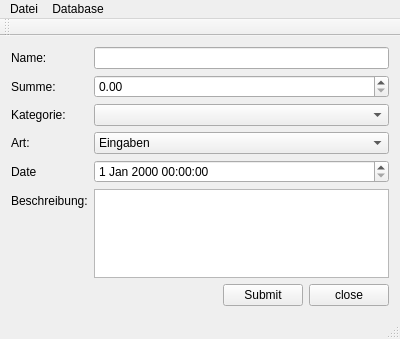
Before: the Qt Designer form Haushaltsbuch/mainwindow.ui in fschmidt/C--4J, drawn with Qt 5.
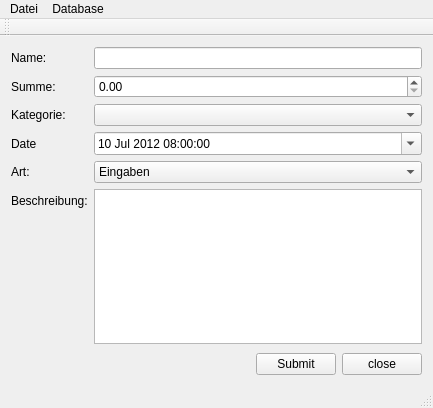
After: the same form once the commit is applied.

```diff
--- a/Haushaltsbuch/mainwindow.ui
+++ b/Haushaltsbuch/mainwindow.ui
@@ -6,57 +6,97 @@
    <rect>
     <x>0</x>
     <y>0</y>
-    <width>400</width>
-    <height>339</height>
+    <width>433</width>
+    <height>408</height>
    </rect>
   </property>
   <property name="windowTitle">
    <string>MainWindow</string>
   </property>
   <widget class="QWidget" name="centralWidget">
+   <layout class="QVBoxLayout" name="verticalLayout">
+    <item>
+     <widget class="QWidget" name="widget_2" native="true">
    <layout class="QFormLayout" name="formLayout">
-    <property name="fieldGrowthPolicy">
-     <enum>QFormLayout::AllNonFixedFieldsGrow</enum>
-    </property>
-    <item row="0" column="0">
-     <widget class="QLabel" name="label_name">
-      <property name="text">
-       <string>Name:</string>
-      </property>
-     </widget>
-    </item>
-    <item row="0" column="1">
+       <property name="margin">
+        <number>0</number>
+       </property>
+       <item row="1" column="1">
      <widget class="QLineEdit" name="lineEdit_name">
       <property name="alignment">
        <set>Qt::AlignLeading|Qt::AlignLeft|Qt::AlignVCenter</set>
       </property>
      </widget>
     </item>
-    <item row="2" column="0">
+       <item row="9" column="0">
+        <widget class="QLabel" name="label_art">
+         <property name="text">
+          <string>Art:</string>
+         </property>
+        </widget>
+       </item>
+       <item row="11" column="1">
+        <widget class="QTextEdit" name="textEdit_discription"/>
+       </item>
+       <item row="1" column="0">
+        <widget class="QLabel" name="label_name">
+         <property name="text">
+          <string>Name:</string>
+         </property>
+        </widget>
+       </item>
+       <item row="4" column="0">
      <widget class="QLabel" name="label_summe">
       <property name="text">
        <string>Summe:</string>
       </property>
      </widget>
     </item>
-    <item row="4" column="0">
+       <item row="4" column="1">
+        <widget class="QDoubleSpinBox" name="doubleSpinBox_summe"/>
+       </item>
+       <item row="6" column="0">
      <widget class="QLabel" name="label_kategorie">
       <property name="text">
        <string>Kategorie:</string>
       </property>
      </widget>
     </item>
-    <item row="4" column="1">
+       <item row="6" column="1">
      <widget class="QComboBox" name="comboBox_categorie"/>
     </item>
-    <item row="5" column="0">
-     <widget class="QLabel" name="label_art">
+       <item row="8" column="0">
+        <widget class="QLabel" name="label_Date">
       <property name="text">
-       <string>Art:</string>
+          <string>Date</string>
       </property>
      </widget>
     </item>
-    <item row="5" column="1">
+       <item row="8" column="1">
+        <widget class="QDateTimeEdit" name="dateTimeEdit">
+         <property name="dateTime">
+          <datetime>
+           <hour>8</hour>
+           <minute>0</minute>
+           <second>0</second>
+           <year>2012</year>
+           <month>7</month>
+           <day>10</day>
+          </datetime>
+         </property>
+         <property name="date">
+          <date>
+           <year>2012</year>
+           <month>7</month>
+           <day>10</day>
+          </date>
+         </property>
+         <property name="calendarPopup">
+          <bool>true</bool>
+         </property>
+        </widget>
+       </item>
+       <item row="9" column="1">
      <widget class="QComboBox" name="comboBox_art">
       <item>
        <property name="text">
@@ -70,20 +110,30 @@
       </item>
      </widget>
     </item>
-    <item row="6" column="1">
-     <widget class="QDateTimeEdit" name="dateTimeEdit"/>
-    </item>
-    <item row="7" column="0">
+       <item row="11" column="0">
      <widget class="QLabel" name="label_beschreibung">
       <property name="text">
        <string>Beschreibung:</string>
       </property>
      </widget>
     </item>
-    <item row="7" column="1">
-     <widget class="QTextEdit" name="textEdit_discription"/>
+      </layout>
+     </widget>
     </item>
-    <item row="9" column="1">
+    <item>
+     <spacer name="verticalSpacer">
+      <property name="orientation">
+       <enum>Qt::Vertical</enum>
+      </property>
+      <property name="sizeHint" stdset="0">
+       <size>
+        <width>20</width>
+        <height>40</height>
+       </size>
+      </property>
+     </spacer>
+    </item>
+    <item>
      <widget class="QWidget" name="widget" native="true">
       <layout class="QHBoxLayout" name="horizontalLayout">
        <property name="margin">
@@ -119,16 +169,6 @@
       </layout>
      </widget>
     </item>
-    <item row="6" column="0">
-     <widget class="QLabel" name="label_Date">
-      <property name="text">
-       <string>Date</string>
-      </property>
-     </widget>
-    </item>
-    <item row="2" column="1">
-     <widget class="QDoubleSpinBox" name="doubleSpinBox_summe"/>
-    </item>
    </layout>
   </widget>
   <widget class="QMenuBar" name="menuBar">
@@ -136,7 +176,7 @@
     <rect>
      <x>0</x>
      <y>0</y>
-     <width>400</width>
+     <width>433</width>
      <height>25</height>
     </rect>
    </property>
```
Left out of the diff: 22 changed lines with no effect on the pictures. Lines whose indentation alone changed are shown as unchanged.
